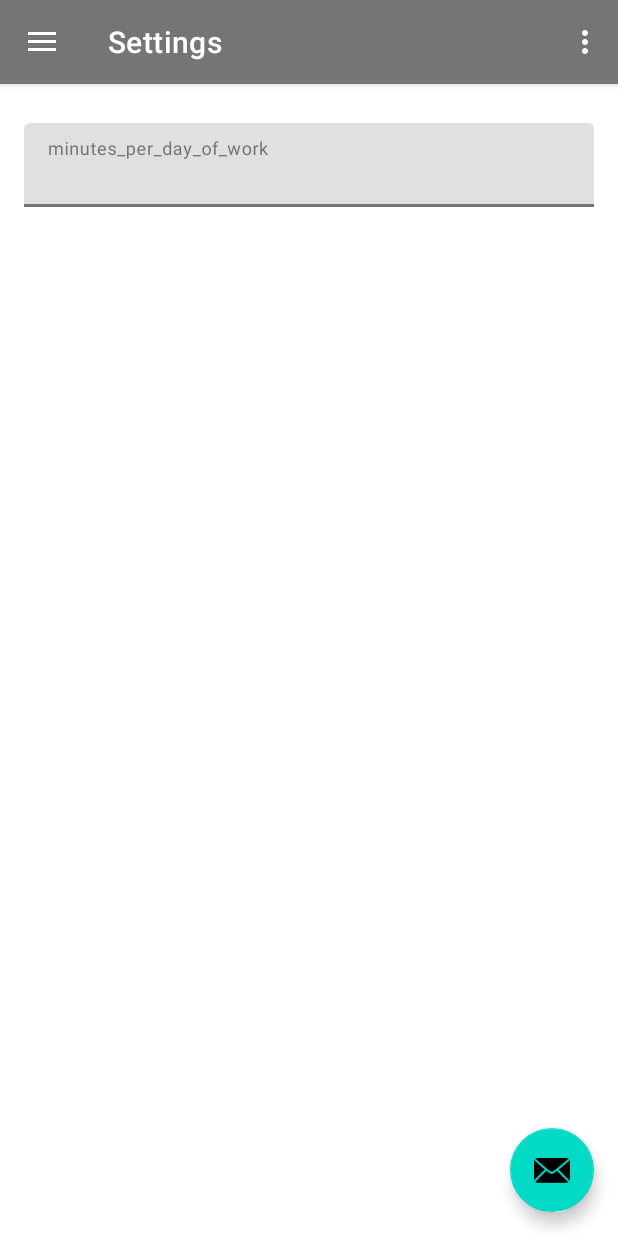
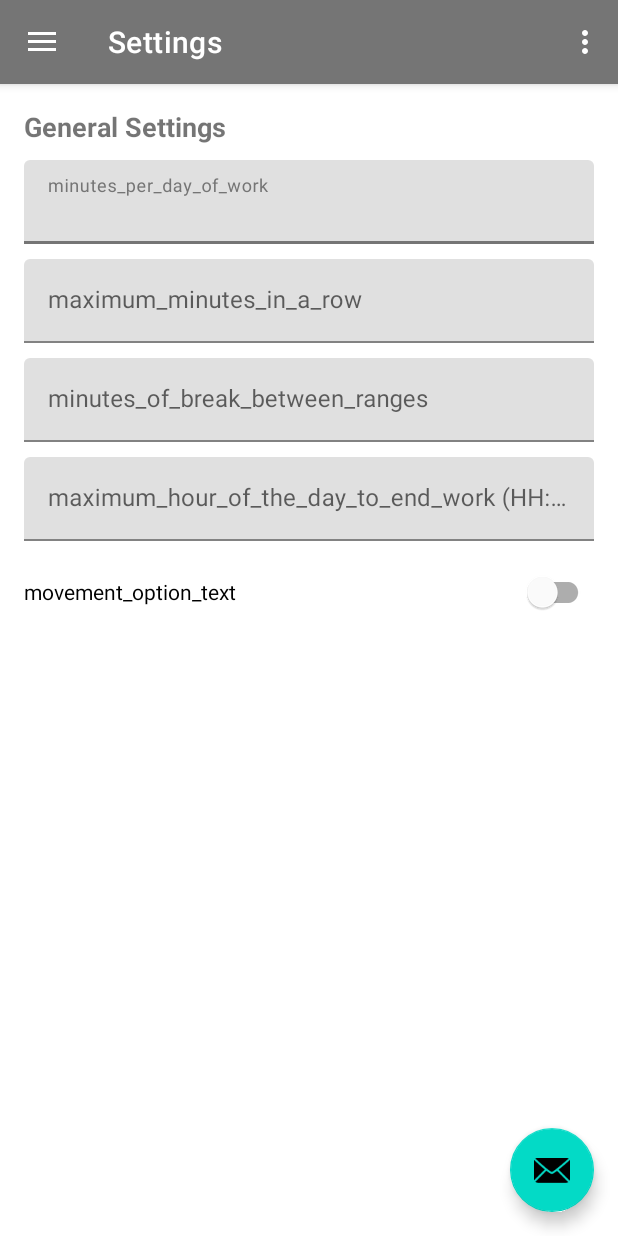
Before and after one commit to totopoloco/android_hours, an Android app: the screen it shows after launch (MainActivity), in the side drawer, after a tap on "Settings", on a phone screen of 412 x 824 dp. Run offline under Robolectric (Android 15) with nearby library versions, the phone set to English and light mode, and no system bars; our stand-ins replace Room's generated code, navigation-ui; 14 statements that could not run were skipped.

Commit message:
none working on the settings

```diff
--- a/app/build.gradle
+++ b/app/build.gradle
@@ -56,4 +56,10 @@ dependencies {
     implementation libs.commons.lang3
     implementation libs.commons.collections4
     implementation libs.material
+
+    implementation libs.room
+    annotationProcessor libs.room.compiler
+
+    implementation libs.kotlinx.coroutines
+    implementation libs.kotlinx.core
 }
--- a/app/src/main/java/at/mavila/android/hours/MainActivity.java
+++ b/app/src/main/java/at/mavila/android/hours/MainActivity.java
@@ -11,6 +11,7 @@ import androidx.navigation.Navigation;
 import androidx.navigation.ui.AppBarConfiguration;
 import androidx.navigation.ui.NavigationUI;
 import at.mavila.android.hours.databinding.ActivityMainBinding;
+import at.mavila.android.hours.ui.settings.SettingsRepository;
 import com.google.android.material.navigation.NavigationView;
 import com.google.android.material.snackbar.Snackbar;
 
@@ -36,7 +37,11 @@ public class MainActivity extends AppCompatActivity {
     // menu should be considered as top level destinations.
     this.mAppBarConfiguration = getAppBarConfiguration(binding.drawerLayout);
     createView(binding.navView);
+
+    // Initialize the settings repository
+    new SettingsRepository(getApplicationContext()).initializeDefaultSettingsIfNeeded();
   }
+
 
   private static Toolbar getToolbar(final ActivityMainBinding binding) {
     return binding.appBarMain.toolbar;
--- /dev/null
+++ b/app/src/main/java/at/mavila/android/hours/ui/settings/AppDataBase.java
@@ -0,0 +1,11 @@
+package at.mavila.android.hours.ui.settings;
+
+import androidx.room.Database;
+import androidx.room.RoomDatabase;
+
+@Database(entities = {Settings.class}, version = 1, exportSchema = false)
+public abstract class AppDataBase extends RoomDatabase {
+
+  public abstract SettingsDao settingsDao();
+
+}
--- /dev/null
+++ b/app/src/main/java/at/mavila/android/hours/ui/settings/Settings.java
@@ -0,0 +1,26 @@
+package at.mavila.android.hours.ui.settings;
+
+import androidx.room.Entity;
+import androidx.room.PrimaryKey;
+import lombok.AllArgsConstructor;
+import lombok.Getter;
+import lombok.NoArgsConstructor;
+import lombok.Setter;
+
+@Entity
+@Getter
+@Setter
+@AllArgsConstructor
+@NoArgsConstructor
+public class Settings {
+
+  @PrimaryKey(autoGenerate = true)
+  public int id;
+
+  public int minutesPerDayOfWork;
+  public int maximumMinutesInARow;
+  public int minutesOfBreakBetweenRanges;
+  public int maximumHourToWorkInADay; //in HH format
+  public boolean movementInQuarters;
+
+}
--- /dev/null
+++ b/app/src/main/java/at/mavila/android/hours/ui/settings/SettingsDao.java
@@ -0,0 +1,24 @@
+package at.mavila.android.hours.ui.settings;
+
+import androidx.lifecycle.LiveData;
+import androidx.room.Dao;
+import androidx.room.Insert;
+import androidx.room.Query;
+import androidx.room.Update;
+
+@Dao
+public interface SettingsDao {
+
+  @Insert
+  void insert(Settings settings);
+
+  @Update
+  void update(Settings settings);
+
+  @Query("SELECT * FROM settings LIMIT 1")
+  LiveData<Settings> getAllSettings();
+
+  @Query("select count(*) from settings")
+  int countSettings();
+
+}
--- a/app/src/main/java/at/mavila/android/hours/ui/settings/SettingsFragment.java
+++ b/app/src/main/java/at/mavila/android/hours/ui/settings/SettingsFragment.java
@@ -6,8 +6,11 @@ import android.view.View;
 import android.view.ViewGroup;
 import androidx.annotation.NonNull;
 import androidx.fragment.app.Fragment;
+import androidx.lifecycle.ViewModel;
 import androidx.lifecycle.ViewModelProvider;
 import at.mavila.android.hours.databinding.FragmentSettingsBinding;
+import com.google.android.material.textfield.TextInputEditText;
+import java.util.Objects;
 
 /**
  * This fragment is responsible for displaying the settings view.
@@ -23,15 +26,49 @@ public class SettingsFragment extends Fragment {
                            ViewGroup container,
                            Bundle savedInstanceState) {
 
-    final SettingsViewModel settingsViewModel =
-        new ViewModelProvider(this).get(SettingsViewModel.class);
 
-    binding = FragmentSettingsBinding.inflate(inflater, container, false);
-    final View root = binding.getRoot();
+    final SettingsViewModel settingsViewModel = getSettingsViewModel();
+    this.binding = FragmentSettingsBinding.inflate(inflater, container, false);
+    final View root = this.binding.getRoot();
+    configureMinutesPerDayOfWork(settingsViewModel);
 
-//    final TextView textView = binding.textSettings;
-//    settingsViewModel.getText().observe(getViewLifecycleOwner(), textView::setText);
     return root;
+  }
+
+  private @NonNull SettingsViewModel getSettingsViewModel() {
+    SettingsViewModel settingsViewModel = new ViewModelProvider(this, new ViewModelProvider.Factory() {
+      @NonNull
+      @Override
+      public <T extends ViewModel> T create(@NonNull Class<T> modelClass) {
+
+        if (SettingsViewModel.class.isAssignableFrom(modelClass)) {
+          return getClass(modelClass);
+        }
+
+        throw new IllegalArgumentException("Unknown ViewModel class");
+
+      }
+
+      private <T extends ViewModel> @NonNull T getClass(@NonNull Class<T> modelClass) {
+        return Objects.requireNonNull(modelClass.cast(new SettingsViewModel(new SettingsRepository(requireContext()))));
+      }
+
+    }).get(SettingsViewModel.class);
+    settingsViewModel.observeSettingsAndUpdate(this);
+    return settingsViewModel;
+  }
+
+  private void configureMinutesPerDayOfWork(final SettingsViewModel settingsViewModel) {
+    final TextInputEditText minutesPerDayOfWorkEditInputText = binding.minutesPerDayOfWorkEditInputText;
+    settingsViewModel.getSettings().observe(getViewLifecycleOwner(), settings -> {
+      if (Objects.isNull(settings)) {
+        return;
+      }
+      minutesPerDayOfWorkEditInputText.setText(String.valueOf(settings.getMinutesPerDayOfWork()));
+
+    });
+    minutesPerDayOfWorkEditInputText.addTextChangedListener(
+        new TextInputWatcher(settingsViewModel, SettingsField.MINUTES_PER_DAY_OF_WORK));
   }
 
   @Override
--- /dev/null
+++ b/app/src/main/java/at/mavila/android/hours/ui/settings/SettingsRepository.java
@@ -0,0 +1,49 @@
+package at.mavila.android.hours.ui.settings;
+
+import android.content.Context;
+import android.util.Log;
+import androidx.lifecycle.LiveData;
+import androidx.room.Room;
+import java.util.concurrent.Executors;
+
+public class SettingsRepository {
+
+  private final AppDataBase appDataBase;
+  private final SettingsDao settingsDao;
+
+  public SettingsRepository(final Context context) {
+    this.appDataBase = Room.databaseBuilder(context, AppDataBase.class, "settings-database").build();
+    this.settingsDao = this.appDataBase.settingsDao();
+  }
+
+
+  public LiveData<Settings> getSettings() {
+    LiveData<Settings> allSettings = this.settingsDao.getAllSettings();
+    Settings value = allSettings.getValue();
+    Log.d("SettingsRepository", "getSettings: " + value);
+    return allSettings;
+  }
+
+  public void insertSettings(final Settings settings) {
+    Executors.newSingleThreadExecutor().execute(() -> this.settingsDao.insert(settings));
+  }
+
+  public void updateSettings(final Settings settings) {
+    Executors.newSingleThreadExecutor().execute(() -> this.settingsDao.update(settings));
+  }
+
+  public void initializeDefaultSettingsIfNeeded() {
+    Executors.newSingleThreadExecutor().execute(() -> {
+      if (this.settingsDao.countSettings() == 0) {
+        // No settings exist, insert default settings
+        Settings defaultSettings = new Settings();
+        defaultSettings.setMinutesPerDayOfWork(462);
+        defaultSettings.setMaximumMinutesInARow(240);
+        defaultSettings.setMinutesOfBreakBetweenRanges(30);
+        defaultSettings.setMaximumHourToWorkInADay(20);
+        defaultSettings.setMovementInQuarters(true);
+        insertSettings(defaultSettings);
+      }
+    });
+  }
+}
--- a/app/src/main/java/at/mavila/android/hours/ui/settings/SettingsViewModel.java
+++ b/app/src/main/java/at/mavila/android/hours/ui/settings/SettingsViewModel.java
@@ -1,19 +1,67 @@
 package at.mavila.android.hours.ui.settings;
 
+import android.util.Log;
+import androidx.lifecycle.LifecycleOwner;
 import androidx.lifecycle.LiveData;
 import androidx.lifecycle.MutableLiveData;
 import androidx.lifecycle.ViewModel;
+import java.util.Objects;
 
 public class SettingsViewModel extends ViewModel {
 
-    private final MutableLiveData<String> mText;
+  private final MutableLiveData<String> mText;
+  private final SettingsRepository settingsRepository;
+  private final MutableLiveData<Settings> mutableLiveData = new MutableLiveData<>();
 
-    public SettingsViewModel() {
-        mText = new MutableLiveData<>();
-        mText.setValue("This is settings fragment");
+  public SettingsViewModel(final SettingsRepository settingsRepository) {
+    this.mText = new MutableLiveData<>();
+    this.mText.setValue("This is settings fragment");
+    this.settingsRepository = settingsRepository;
+  }
+
+  public LiveData<String> getText() {
+    return this.mText;
+  }
+
+  public LiveData<Settings> getSettings() {
+    return this.settingsRepository.getSettings();
+  }
+
+  public void observeSettingsAndUpdate(final LifecycleOwner lifecycleOwner) {
+
+    this.settingsRepository.getSettings().observe(lifecycleOwner, settings -> {
+      if (Objects.isNull(settings)) {
+        return;
+      }
+      this.mutableLiveData.setValue(settings);
+    });
+
+  }
+
+  public void updateSettings(final String newValue, final SettingsField settingsField) {
+    Settings settings = this.mutableLiveData.getValue();
+    if (Objects.isNull(settings)) {
+      Log.w("SettingsViewModel", "Settings are null");
+      return;
     }
+    switch (settingsField) {
+      case MINUTES_PER_DAY_OF_WORK:
+        settings.setMinutesPerDayOfWork(Integer.parseInt(newValue));
+        break;
+      case MAXIMUM_MINUTES_IN_A_ROW:
+        settings.setMaximumMinutesInARow(Integer.parseInt(newValue));
+        break;
+      case MINUTES_OF_BREAK_BETWEEN_RANGES:
+        settings.setMinutesOfBreakBetweenRanges(Integer.parseInt(newValue));
+        break;
+      case MAXIMUM_HOUR_TO_WORK_IN_A_DAY:
+        settings.setMaximumHourToWorkInADay(Integer.parseInt(newValue));
+        break;
+      case MOVEMENT_IN_QUARTERS:
+        settings.setMovementInQuarters(Boolean.parseBoolean(newValue));
+        break;
+    }
+    this.settingsRepository.updateSettings(settings);
+  }
 
-    public LiveData<String> getText() {
-        return mText;
-    }
 }
--- a/app/src/main/res/layout/fragment_settings.xml
+++ b/app/src/main/res/layout/fragment_settings.xml
@@ -26,6 +26,13 @@
             app:layout_constraintTop_toTopOf="parent"
             app:layout_constraintBottom_toBottomOf="parent"> <!-- Ensure this LinearLayout is properly constrained -->
 
+      <TextView
+              android:layout_width="wrap_content"
+              android:layout_height="wrap_content"
+              android:text="General Settings"
+              android:textSize="18sp"
+              android:textStyle="bold" />
+
       <com.google.android.material.textfield.TextInputLayout
               android:id="@+id/minutesPerDayOfWorkEditText"
               android:layout_width="match_parent"
@@ -45,6 +52,72 @@
 
       </com.google.android.material.textfield.TextInputLayout>
 
+      <com.google.android.material.textfield.TextInputLayout
+              android:layout_width="match_parent"
+              android:layout_height="wrap_content"
+              android:id="@+id/maximumMinutesInARowEditText"
+              app:layout_constraintStart_toStartOf="parent"
+              app:layout_constraintEnd_toEndOf="parent"
+              app:layout_constraintTop_toTopOf="parent"
+              android:layout_marginTop="10dp">
+
+        <com.google.android.material.textfield.TextInputEditText
+                android:id="@+id/maximumMinutesInARowEditInputText"
+                android:layout_width="match_parent"
+                android:layout_height="wrap_content"
+                android:inputType="number"
+                android:hint="maximum_minutes_in_a_row"
+                android:maxWidth="360dp" />
+
+      </com.google.android.material.textfield.TextInputLayout>
+
+      <com.google.android.material.textfield.TextInputLayout
+              android:layout_width="match_parent"
+              android:layout_height="wrap_content"
+              android:id="@+id/minutesOfBreakBetweenRangesEditText"
+              app:layout_constraintStart_toStartOf="parent"
+              app:layout_constraintEnd_toEndOf="parent"
+              app:layout_constraintTop_toTopOf="parent"
+              android:layout_marginTop="10dp">
+
+        <com.google.android.material.textfield.TextInputEditText
+                android:layout_width="match_parent"
+                android:layout_height="wrap_content"
+                android:id="@+id/minutesOfBreakBetweenRangesEditInputText"
+                android:inputType="number"
+                android:hint="minutes_of_break_between_ranges"
+                android:maxWidth="360dp" />
+
+      </com.google.android.material.textfield.TextInputLayout>
+
+      <com.google.android.material.textfield.TextInputLayout
+              android:layout_width="match_parent"
+              android:layout_height="wrap_content"
+              android:id="@+id/maximumHourOfTheDayToEndWorkEditText"
+              app:layout_constraintStart_toStartOf="parent"
+              app:layout_constraintEnd_toEndOf="parent"
+              app:layout_constraintTop_toTopOf="parent"
+              android:layout_marginTop="10dp">
+
+        <com.google.android.material.textfield.TextInputEditText
+                android:layout_width="match_parent"
+                android:layout_height="wrap_content"
+                android:id="@+id/maximumHourOfTheDayToEndWorkInputEditText"
+                android:inputType="time"
+                android:hint="maximum_hour_of_the_day_to_end_work (HH:MM)"
+                android:maxWidth="360dp" />
+
+      </com.google.android.material.textfield.TextInputLayout>
+
+      <com.google.android.material.switchmaterial.SwitchMaterial
+              android:id="@+id/switch_movement_option"
+              android:layout_width="match_parent"
+              android:layout_height="wrap_content"
+              android:layout_marginTop="10dp"
+              android:text="movement_option_text"
+              app:layout_constraintStart_toStartOf="parent"
+              app:layout_constraintTop_toBottomOf="@id/maximumHourOfTheDayToEndWorkEditText" />
+
     </LinearLayout>
 
   </ScrollView>
--- a/gradle/libs.versions.toml
+++ b/gradle/libs.versions.toml
@@ -15,6 +15,8 @@ lifecycleLivedataKtx = "2.8.2"
 lifecycleViewmodelKtx = "2.8.2"
 navigationFragment = "2.7.7"
 navigationUi = "2.7.7"
+room = "2.4.2"
+kotlinxCoroutines = "1.3.9"
 
 [libraries]
 cardview = { module = "androidx.cardview:cardview", version.ref = "cardview" }
@@ -32,6 +34,10 @@ lifecycle-livedata-ktx = { group = "androidx.lifecycle", name = "lifecycle-lived
 lifecycle-viewmodel-ktx = { group = "androidx.lifecycle", name = "lifecycle-viewmodel-ktx", version.ref = "lifecycleViewmodelKtx" }
 navigation-fragment = { group = "androidx.navigation", name = "navigation-fragment", version.ref = "navigationFragment" }
 navigation-ui = { group = "androidx.navigation", name = "navigation-ui", version.ref = "navigationUi" }
+room = { group = "androidx.room", name = "room-runtime", version.ref = "room" }
+room-compiler = { group = "androidx.room", name = "room-compiler", version.ref = "room" }
+kotlinx-coroutines = { group = "org.jetbrains.kotlinx", name = "kotlinx-coroutines-android", version.ref = "kotlinxCoroutines" }
+kotlinx-core = { group = "org.jetbrains.kotlinx", name = "kotlinx-coroutines-core", version.ref = "kotlinxCoroutines" }
 
 [plugins]
 android-application = { id = "com.android.application", version.ref = "agp" }
```
Also changed, not shown: app/src/main/java/at/mavila/android/hours/ui/settings/AustriaSettings.java (deleted, +0 -14 lines), app/src/main/java/at/mavila/android/hours/ui/settings/CountrySettings.java (deleted, +0 -25 lines), app/src/main/java/at/mavila/android/hours/ui/settings/OnSettingsChangeListener.java (added, +16 -0 lines), app/src/main/java/at/mavila/android/hours/ui/settings/SettingsField.java (added, +15 -0 lines), app/src/main/java/at/mavila/android/hours/ui/settings/TextInputWatcher.java (added, +32 -0 lines), 2 other files. Lines whose indentation alone changed are shown as unchanged.
